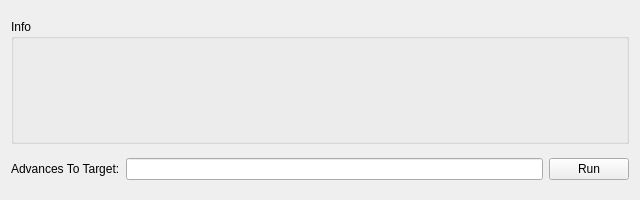
Before: the Qt Designer form Source/Forms/Gen3/Tools/AGuAcaTE.ui in Admiral-Fish/PokeFinder, drawn with Qt 5.
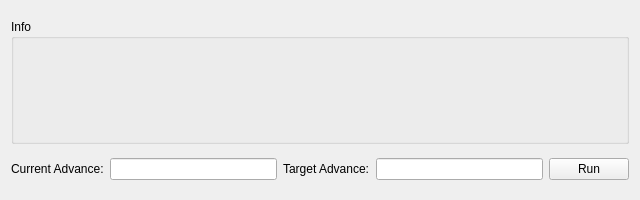
After: the same form once the commit is applied. Custom widgets are drawn as their Qt base class.

Commit message: Add Current and Target Advance boxes to AGuAcaTE

The edit to the form file:
```diff
--- a/Source/Forms/Gen3/Tools/AGuAcaTE.ui
+++ b/Source/Forms/Gen3/Tools/AGuAcaTE.ui
@@ -26,7 +26,14 @@
    <string>AGuAcaTE</string>
   </property>
   <layout class="QGridLayout" name="gridLayout">
-   <item row="0" column="0" colspan="3">
+   <item row="1" column="0">
+    <widget class="QLabel" name="label">
+     <property name="text">
+      <string>Current Advance:</string>
+     </property>
+    </widget>
+   </item>
+   <item row="0" column="0" colspan="5">
     <widget class="QGroupBox" name="groupBox">
      <property name="maximumSize">
       <size>
@@ -69,20 +76,23 @@
      </layout>
     </widget>
    </item>
-   <item row="1" column="1">
-    <widget class="TextBox" name="textBoxAdvance"/>
+   <item row="1" column="3">
+    <widget class="TextBox" name="textBoxTargetAdvance"/>
    </item>
-   <item row="1" column="2">
+   <item row="1" column="4">
     <widget class="QPushButton" name="pushButtonRun">
      <property name="text">
       <string>Run</string>
      </property>
     </widget>
    </item>
-   <item row="1" column="0">
-    <widget class="QLabel" name="label">
+   <item row="1" column="1">
+    <widget class="TextBox" name="textBoxCurrentAdvance"/>
+   </item>
+   <item row="1" column="2">
+    <widget class="QLabel" name="label_2">
      <property name="text">
-      <string>Advances To Target:</string>
+      <string>Target Advance:</string>
      </property>
     </widget>
    </item>
```
The commit also changes 1 other file.
